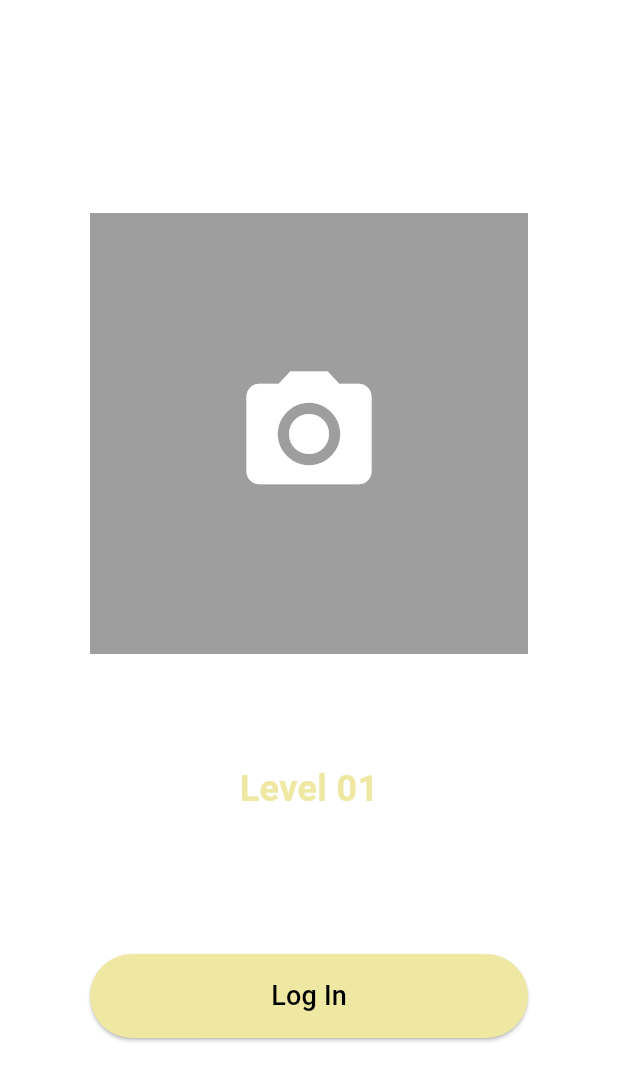
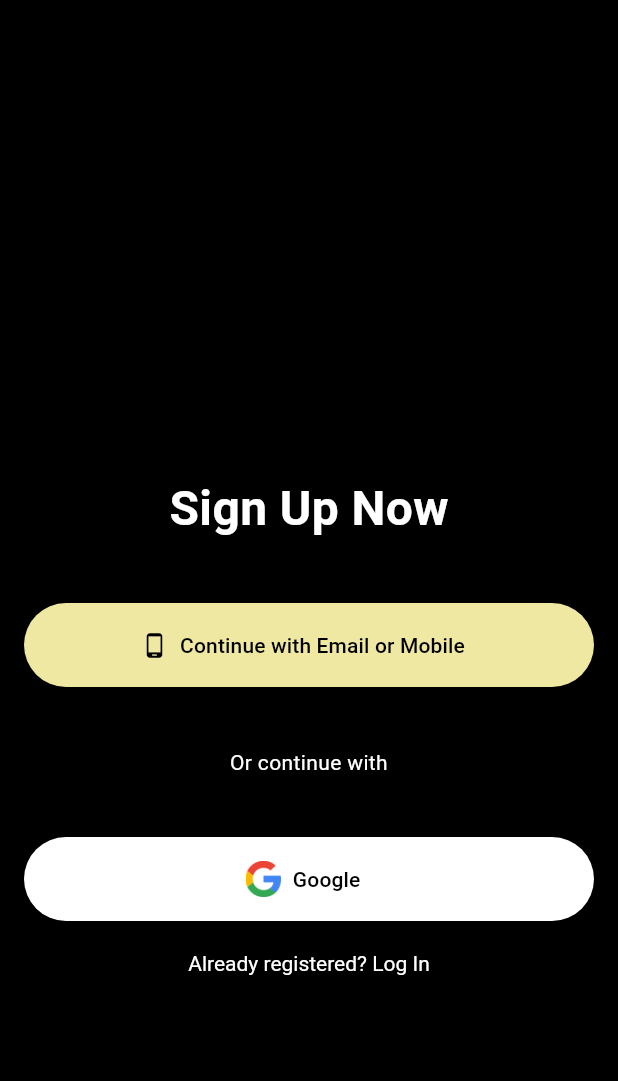
Before and after one commit to mgsandaruwan/shiny_spy, a Flutter app: what popupscreen() shows on an empty page, opened directly, after a tap on "Log In", on a phone screen of 412 x 824 dp. Shown: the top 1081 px of the screen. Run offline on Flutter 3.47's test engine with Material 3 defaults, Android fonts, the light colour scheme and no system bars; statements that could not run were skipped.

Commit message:
create sign up and sign in

```diff
--- a/lib/popup_screen.dart
+++ b/lib/popup_screen.dart
@@ -1,5 +1,5 @@
 import 'package:flutter/material.dart';
-
+import"signup.dart";
 class popupscreen extends StatelessWidget {
   @override
   Widget build(BuildContext context) {
@@ -60,7 +60,7 @@ class popupscreen extends StatelessWidget {
                     onPressed: () {
                       Navigator.push(
                         context,
-                        MaterialPageRoute(builder: (context) => popupscreen()),
+                        MaterialPageRoute(builder: (context) => SignUpScreen()),
                       );
                     },
                     style: ElevatedButton.styleFrom(
--- /dev/null
+++ b/lib/signup.dart
@@ -0,0 +1,97 @@
+import 'package:flutter/material.dart';
+import 'package:shinespy/create_account.dart';
+import 'login.dart';
+
+class SignUpScreen extends StatelessWidget {
+  @override
+  Widget build(BuildContext context) {
+    return Scaffold(
+      backgroundColor: Colors.black,
+      body: SingleChildScrollView(
+        child: Padding(
+          padding: EdgeInsets.all(16.0),
+          child: Column(
+            mainAxisAlignment: MainAxisAlignment.center,
+            crossAxisAlignment: CrossAxisAlignment.stretch,
+            children: [
+              SizedBox(height: 300),
+              Center(
+                child: Text(
+                  'Sign Up Now',
+                  style: TextStyle(fontSize: 32, fontWeight: FontWeight.bold,color:Colors.white ),
+                ),
+              ),
+              SizedBox(height: 40),
+              SizedBox(
+                width: double.infinity, // Making button width dynamic
+                height: 56,
+                child: ElevatedButton.icon(
+                  icon: Icon(Icons.phone_android, color: Colors.black),
+                  label: Text(
+                    'Continue with Email or Mobile',
+                    style: TextStyle(color: Colors.black),
+                  ),
+                  onPressed: () {
+                    Navigator.push(
+                      context,
+                      MaterialPageRoute(builder: (context) => CreateAccountScreen()),
+                    );
+                  },
+                  style: ElevatedButton.styleFrom(
+                    primary: Color(0xFFEFE8A2),
+                  ),
+                ),
+              ),
+              SizedBox(height: 40),
+              Text(
+                'Or continue with',
+                style: TextStyle(color: Color(0xFFFFFFFF)),
+                textAlign: TextAlign.center,
+              ),
+              SizedBox(height: 40),
+              SizedBox(
+                width: double.infinity, // Making button width dynamic
+                height: 56,
+                child: ElevatedButton.icon(
+                  icon: Image.asset('images/google.png', height: 24),
+                  label: Text('Google'),
+                  onPressed: () {
+                    // Your Google sign-in logic
+                  },
+                  style: ElevatedButton.styleFrom(
+                    primary: Colors.white,
+                    onPrimary: Colors.black,
+                  ),
+                ),
+              ),
+              SizedBox(height: 20),
+              GestureDetector(
+                onTap: () {
+                  Navigator.push(
+                    context,
+                    MaterialPageRoute(builder: (context) => LogInScreen()),
+                  );
+                },
+                child: RichText(
+                  textAlign: TextAlign.center,
+                  text: TextSpan(
+                    text: 'Already registered? ',
+                    style: TextStyle(color: Colors.white),
+                    children: [
+                      TextSpan(
+                        text: 'Log In',
+                        style: TextStyle(
+                          color: Colors.btncolor,
+                        ),
+                      ),
+                    ],
+                  ),
+                ),
+              ),
+            ],
+          ),
+        ),
+      ),
+    );
+  }
+}
--- a/pubspec.yaml
+++ b/pubspec.yaml
@@ -61,6 +61,8 @@ flutter:
   # To add assets to your application, add an assets section, like this:
   assets:
     - images/Vector.png
+    - images/google.png
+
 
 
   # An image asset can refer to one or more resolution-specific "variants", see
```
Also changed, not shown: lib/component/bottombar.dart (added, +53 -0 lines), lib/create_account.dart (added, +126 -0 lines), lib/login.dart (added, +110 -0 lines), lib/pages/article.dart (added, +19 -0 lines), lib/pages/home.dart (added, +17 -0 lines), lib/pages/settings.dart (added, +18 -0 lines), lib/pages/shop.dart (added, +18 -0 lines), images/google.png (added).
